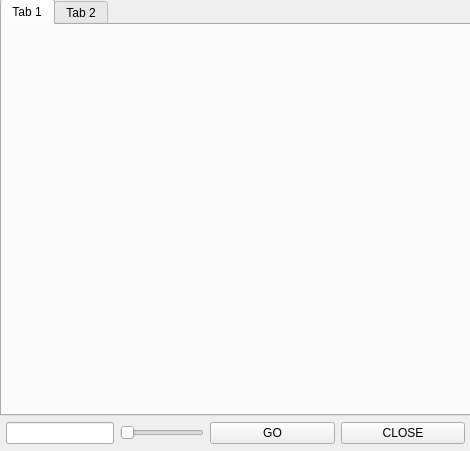
First picture: the form in themes/sbahj/ui/MemoTabWindow.ui, repository henry232323/Pesterchum-Discord, before the edit.
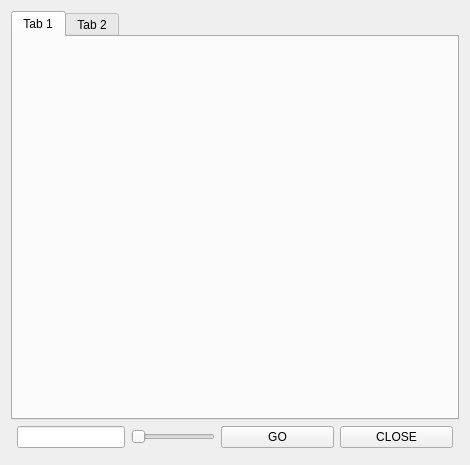
Second picture: the form after the edit.

What changed in the file:
```diff
--- a/themes/sbahj/ui/MemoTabWindow.ui
+++ b/themes/sbahj/ui/MemoTabWindow.ui
@@ -7,21 +7,14 @@
     <x>0</x>
     <y>0</y>
     <width>470</width>
-    <height>451</height>
+    <height>465</height>
    </rect>
   </property>
   <property name="windowTitle">
    <string>Form</string>
   </property>
-  <widget class="QWidget" name="verticalLayoutWidget">
-   <property name="geometry">
-    <rect>
-     <x>0</x>
-     <y>-1</y>
-     <width>471</width>
-     <height>451</height>
-    </rect>
-   </property>
+  <layout class="QVBoxLayout" name="verticalLayout_2">
+   <item>
    <layout class="QVBoxLayout" name="verticalLayout">
     <item>
      <widget class="QTabWidget" name="tabWidget">
@@ -100,7 +93,8 @@
      </layout>
     </item>
    </layout>
-  </widget>
+   </item>
+  </layout>
  </widget>
  <resources/>
  <connections/>
```
Lines whose indentation alone changed are shown as unchanged.
